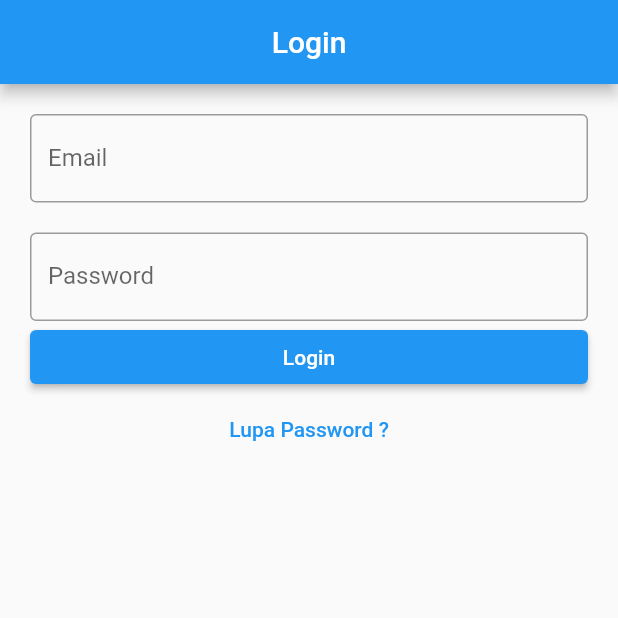
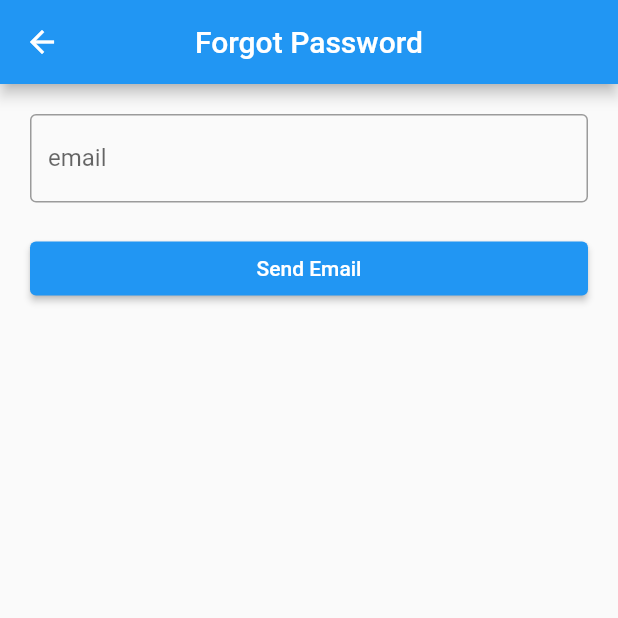
Before and after one commit to zanuar35/presence, a Flutter app: the screen it shows after launch, after a tap on "Lupa Password ?", on a phone screen of 412 x 824 dp, the top half of it. Run offline on Flutter 3.47's test engine with Material 2 defaults, Android fonts, the phone set to English and light mode, and no system bars; our stand-ins replace cloud_firestore, firebase_auth, firebase_core, get; accounts and stored records are empty.

Commit message:
add forgot password

```diff
--- /dev/null
+++ b/lib/app/modules/forgot_password/bindings/forgot_password_binding.dart
@@ -0,0 +1,12 @@
+import 'package:get/get.dart';
+
+import '../controllers/forgot_password_controller.dart';
+
+class ForgotPasswordBinding extends Bindings {
+  @override
+  void dependencies() {
+    Get.lazyPut<ForgotPasswordController>(
+      () => ForgotPasswordController(),
+    );
+  }
+}
--- /dev/null
+++ b/lib/app/modules/forgot_password/controllers/forgot_password_controller.dart
@@ -0,0 +1,24 @@
+import 'package:firebase_auth/firebase_auth.dart';
+import 'package:flutter/cupertino.dart';
+import 'package:get/get.dart';
+
+class ForgotPasswordController extends GetxController {
+  TextEditingController emailC = TextEditingController();
+  RxBool isLoading = false.obs;
+
+  FirebaseAuth auth = FirebaseAuth.instance;
+  void sendEmail() async {
+    if (emailC.text.isNotEmpty) {
+      isLoading.value = true;
+      try {
+        await auth.sendPasswordResetEmail(email: emailC.text);
+        Get.snackbar("Berhasil", "Email reset password telah dikirim");
+        Get.back();
+      } catch (e) {
+        Get.snackbar("Terjadi Kesalahan", "Tidak dapat mengirim email");
+      } finally {
+        isLoading.value = false;
+      }
+    }
+  }
+}
--- /dev/null
+++ b/lib/app/modules/forgot_password/views/forgot_password_view.dart
@@ -0,0 +1,41 @@
+import 'package:flutter/material.dart';
+
+import 'package:get/get.dart';
+
+import '../controllers/forgot_password_controller.dart';
+
+class ForgotPasswordView extends GetView<ForgotPasswordController> {
+  @override
+  Widget build(BuildContext context) {
+    return Scaffold(
+        appBar: AppBar(
+          title: Text('Forgot Password'),
+          centerTitle: true,
+        ),
+        body: ListView(
+          padding: EdgeInsets.all(20),
+          children: [
+            TextField(
+              autocorrect: false,
+              controller: controller.emailC,
+              decoration: InputDecoration(
+                  labelText: "email", border: OutlineInputBorder()),
+            ),
+            SizedBox(
+              height: 20,
+            ),
+            Obx(
+              () => ElevatedButton(
+                onPressed: () {
+                  if (controller.isLoading.isFalse) {
+                    controller.sendEmail();
+                  }
+                },
+                child: Text(
+                    controller.isLoading.isFalse ? "Send Email" : "Loading..."),
+              ),
+            )
+          ],
+        ));
+  }
+}
--- a/lib/app/modules/login/views/login_view.dart
+++ b/lib/app/modules/login/views/login_view.dart
@@ -1,6 +1,7 @@
 import 'package:flutter/material.dart';
 
 import 'package:get/get.dart';
+import 'package:presence/app/routes/app_pages.dart';
 
 import '../controllers/login_controller.dart';
 
@@ -41,7 +42,7 @@ class LoginView extends GetView<LoginController> {
               ),
             ),
             TextButton(
-              onPressed: () {},
+              onPressed: () => Get.toNamed(Routes.FORGOT_PASSWORD),
               child: Text("Lupa Password ?"),
             )
           ],
--- a/lib/app/routes/app_pages.dart
+++ b/lib/app/routes/app_pages.dart
@@ -2,6 +2,8 @@ import 'package:get/get.dart';
 
 import 'package:presence/app/modules/add_pegawai/bindings/add_pegawai_binding.dart';
 import 'package:presence/app/modules/add_pegawai/views/add_pegawai_view.dart';
+import 'package:presence/app/modules/forgot_password/bindings/forgot_password_binding.dart';
+import 'package:presence/app/modules/forgot_password/views/forgot_password_view.dart';
 import 'package:presence/app/modules/home/bindings/home_binding.dart';
 import 'package:presence/app/modules/home/views/home_view.dart';
 import 'package:presence/app/modules/login/bindings/login_binding.dart';
@@ -39,5 +41,10 @@ class AppPages {
       page: () => NewPasswordView(),
       binding: NewPasswordBinding(),
     ),
+    GetPage(
+      name: _Paths.FORGOT_PASSWORD,
+      page: () => ForgotPasswordView(),
+      binding: ForgotPasswordBinding(),
+    ),
   ];
 }
--- a/lib/app/routes/app_routes.dart
+++ b/lib/app/routes/app_routes.dart
@@ -10,6 +10,7 @@ abstract class Routes {
   static const ADD_PEGAWAI = _Paths.ADD_PEGAWAI;
   static const LOGIN = _Paths.LOGIN;
   static const NEW_PASSWORD = _Paths.NEW_PASSWORD;
+  static const FORGOT_PASSWORD = _Paths.FORGOT_PASSWORD;
 }
 
 abstract class _Paths {
@@ -17,6 +18,7 @@ abstract class _Paths {
   static const ADD_PEGAWAI = '/add-pegawai';
   static const LOGIN = '/login';
   static const NEW_PASSWORD = '/new-password';
+  static const FORGOT_PASSWORD = '/forgot-password';
 }
 
 //  applicationId "com.example.presence"
```
